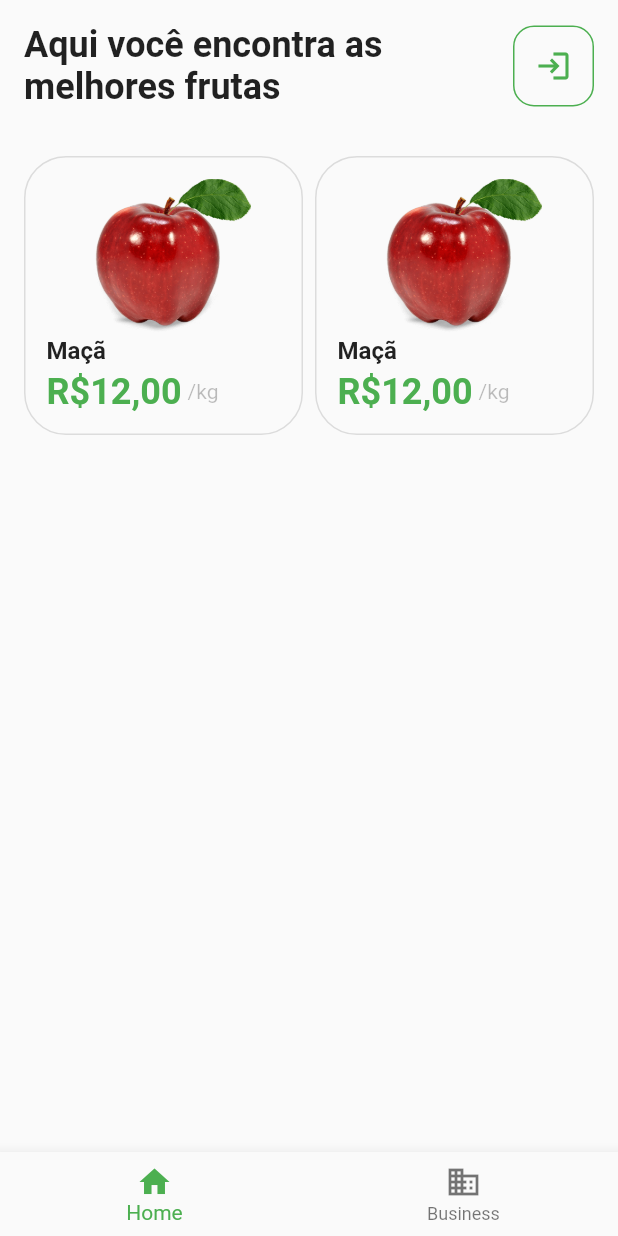
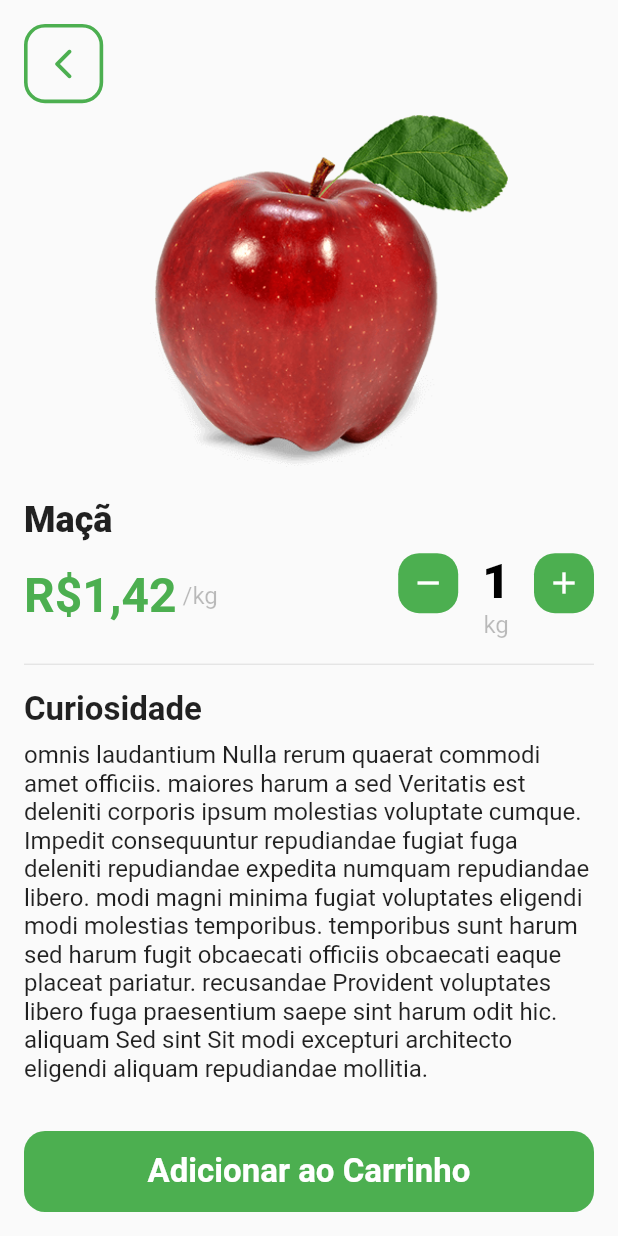
Before and after one commit to gpigatto/framework_challenge, a Flutter app: the screen it shows after launch, after a tap on "Maçã", on a phone screen of 412 x 824 dp. Run offline on Flutter 3.47's test engine with Material 2 defaults, Android fonts, the phone set to English and light mode, and no system bars.

Commit message:
feat: item information initial layout

```diff
--- a/lib/features/home/presentation/pages/home.dart
+++ b/lib/features/home/presentation/pages/home.dart
@@ -1,7 +1,7 @@
 import 'package:flutter/cupertino.dart';
 import 'package:flutter/material.dart';
 import 'package:framework_challenge/features/home/presentation/widgets/fruit_list.dart';
-import 'package:framework_challenge/features/home/presentation/widgets/header.dart';
+import 'package:framework_challenge/features/home/presentation/widgets/home_header.dart';
 import 'package:framework_challenge/shared/widgets/space.dart';
 
 class Home extends StatefulWidget {
@@ -22,14 +22,16 @@ class _HomeState extends State<Home> {
 
   @override
   Widget build(BuildContext context) {
+    const _padding = 16.0;
+
     return Scaffold(
       body: SafeArea(
         child: Padding(
-          padding: const EdgeInsets.symmetric(horizontal: 16.0),
+          padding: const EdgeInsets.symmetric(horizontal: _padding),
           child: Column(
             children: const <Widget>[
               VSpace(16),
-              Header(),
+              HomeHeader(),
               VSpace(32),
               FruitList(),
             ],
--- a/lib/features/home/presentation/widgets/category.dart
+++ /dev/null
@@ -1,80 +0,0 @@
-import 'package:flutter/cupertino.dart';
-import 'package:flutter/material.dart';
-import 'package:framework_challenge/shared/widgets/space.dart';
-
-class Category extends StatelessWidget {
-  final String text;
-  final IconData icon;
-  final bool active;
-
-  const Category({
-    Key? key,
-    required this.text,
-    required this.icon,
-    this.active = false,
-  }) : super(key: key);
-
-  @override
-  Widget build(BuildContext context) {
-    Color _backgroundColor;
-    Color _textColor;
-    Color _borderColor;
-
-    if (active) {
-      _backgroundColor = Colors.green;
-      _textColor = Colors.white;
-      _borderColor = Colors.transparent;
-    } else {
-      _backgroundColor = Colors.white;
-      _textColor = Colors.black26;
-      _borderColor = Colors.black26;
-    }
-
-    const _radius = 16.0;
-    const _paddingH = 24.0;
-    const _paddingV = 6.0;
-
-    return Padding(
-      padding: const EdgeInsets.only(right: _paddingV),
-      child: Container(
-        decoration: BoxDecoration(
-          borderRadius: const BorderRadius.all(Radius.circular(_radius)),
-          border: Border.all(color: _borderColor),
-          color: _backgroundColor,
-        ),
-        child: Padding(
-          padding: const EdgeInsets.symmetric(
-            vertical: _paddingV,
-            horizontal: _paddingH,
-          ),
-          child: Row(
-            children: [
-              _icon(_textColor),
-              const HSpace(4),
-              _title(_textColor),
-            ],
-          ),
-        ),
-      ),
-    );
-  }
-
-  _icon(Color _textColor) {
-    return Icon(
-      icon,
-      color: _textColor,
-    );
-  }
-
-  _title(Color _textColor) {
-    const _weight = FontWeight.w800;
-
-    return Text(
-      text,
-      style: TextStyle(
-        fontWeight: _weight,
-        color: _textColor,
-      ),
-    );
-  }
-}
--- a/lib/features/home/presentation/widgets/fruit_card.dart
+++ b/lib/features/home/presentation/widgets/fruit_card.dart
@@ -57,8 +57,11 @@ class _Image extends StatelessWidget {
   Widget build(BuildContext context) {
     return Expanded(
       child: Center(
-        child: Image(
-          image: AssetImage(imgPath),
+        child: Hero(
+          tag: 'abc',
+          child: Image(
+            image: AssetImage(imgPath),
+          ),
         ),
       ),
     );
--- a/lib/features/home/presentation/widgets/fruit_list.dart
+++ b/lib/features/home/presentation/widgets/fruit_list.dart
@@ -1,7 +1,7 @@
 import 'package:flutter/material.dart';
 import 'package:framework_challenge/features/home/presentation/widgets/fruit_card.dart';
+import 'package:framework_challenge/features/item/presentation/pages/item.dart';
 import 'package:framework_challenge/shared/png_images.dart';
-import 'package:framework_challenge/shared/widgets/space.dart';
 
 class FruitList extends StatelessWidget {
   const FruitList({
@@ -16,13 +16,14 @@ class FruitList extends StatelessWidget {
         crossAxisSpacing: 8,
         children: [
           FruitCard(
-            function: () {},
-            imgPath: PngImages.apple,
-            name: "Maçã",
-            value: 12.0,
-          ),
-          FruitCard(
-            function: () {},
+            function: () {
+              Navigator.push(
+                context,
+                MaterialPageRoute(
+                  builder: (context) => const Item(),
+                ),
+              );
+            },
             imgPath: PngImages.apple,
             name: "Maçã",
             value: 12.0,
--- a/lib/features/home/presentation/widgets/header.dart
+++ /dev/null
@@ -1,58 +0,0 @@
-import 'package:flutter/material.dart';
-
-class Header extends StatelessWidget {
-  const Header({
-    Key? key,
-  }) : super(key: key);
-
-  @override
-  Widget build(BuildContext context) {
-    return Row(
-      mainAxisAlignment: MainAxisAlignment.spaceBetween,
-      children: [
-        _text(),
-        _avatar(),
-      ],
-    );
-  }
-
-  _text() {
-    return const Flexible(
-      child: Text(
-        'Aqui você encontra as melhores frutas',
-        style: TextStyle(
-          fontSize: 24,
-          fontWeight: FontWeight.w600,
-        ),
-      ),
-    );
-  }
-
-  _avatar() {
-    const _padding = 14.0;
-    const _radius = 14.0;
-
-    const _borderColor = Colors.green;
-
-    const _iconColor = Colors.green;
-    const _icon = Icons.login;
-
-    return Container(
-      decoration: BoxDecoration(
-        borderRadius: const BorderRadius.all(Radius.circular(_radius)),
-        border: Border.all(color: _borderColor),
-      ),
-      child: InkWell(
-        borderRadius: const BorderRadius.all(Radius.circular(_radius)),
-        onTap: () => {},
-        child: const Padding(
-          padding: EdgeInsets.all(_padding),
-          child: Icon(
-            _icon,
-            color: _iconColor,
-          ),
-        ),
-      ),
-    );
-  }
-}
--- /dev/null
+++ b/lib/features/home/presentation/widgets/home_header.dart
@@ -0,0 +1,54 @@
+import 'package:flutter/material.dart';
+import 'package:framework_challenge/shared/widgets/button.dart';
+
+class HomeHeader extends StatelessWidget {
+  const HomeHeader({
+    Key? key,
+  }) : super(key: key);
+
+  @override
+  Widget build(BuildContext context) {
+    return Row(
+      mainAxisAlignment: MainAxisAlignment.spaceBetween,
+      children: [
+        _text('Aqui você encontra as melhores frutas'),
+        _avatar(true),
+      ],
+    );
+  }
+
+  _text(text) {
+    const _size = 24.0;
+    const _weight = FontWeight.w800;
+
+    return Flexible(
+      child: Text(
+        text,
+        style: const TextStyle(
+          fontSize: _size,
+          fontWeight: _weight,
+        ),
+      ),
+    );
+  }
+
+  _avatar(logged) {
+    IconData _icon;
+
+    if (logged) {
+      _icon = Icons.person;
+    } else {
+      _icon = Icons.login;
+    }
+
+    const _borderColor = Colors.green;
+    const _iconColor = Colors.green;
+
+    return Button(
+      borderColor: _borderColor,
+      icon: _icon,
+      iconColor: _iconColor,
+      function: () {},
+    );
+  }
+}
--- /dev/null
+++ b/lib/features/item/presentation/pages/item.dart
@@ -0,0 +1,121 @@
+import 'package:flutter/material.dart';
+import 'package:framework_challenge/features/item/presentation/widgets/item_header.dart';
+import 'package:framework_challenge/features/item/presentation/widgets/item_image.dart';
+import 'package:framework_challenge/features/item/presentation/widgets/item_information.dart';
+import 'package:framework_challenge/shared/png_images.dart';
+import 'package:framework_challenge/shared/widgets/space.dart';
+
+class Item extends StatelessWidget {
+  const Item({Key? key}) : super(key: key);
+
+  @override
+  Widget build(BuildContext context) {
+    const _padding = 16.0;
+    const _crossAlign = CrossAxisAlignment.stretch;
+
+    return Scaffold(
+      body: SafeArea(
+        child: Padding(
+          padding: const EdgeInsets.symmetric(horizontal: _padding),
+          child: Column(
+            crossAxisAlignment: _crossAlign,
+            children: [
+              const VSpace(16),
+              const ItemHeader(),
+              const VSpace(8),
+              const ItemImage(
+                imagePath: PngImages.apple,
+                heroTag: 'abc',
+              ),
+              const VSpace(16),
+              const ItemInformation(
+                name: 'Maçã',
+                quantity: 1,
+                value: 1.42,
+              ),
+              const VSpace(16),
+              const Divider(
+                height: 2,
+              ),
+              const VSpace(16),
+              _titleCuriosity('Curiosidade'),
+              const VSpace(8),
+              _curiosity(
+                'omnis laudantium Nulla rerum quaerat commodi amet officiis. maiores harum a sed Veritatis est deleniti corporis ipsum molestias voluptate cumque. Impedit consequuntur repudiandae fugiat fuga deleniti repudiandae expedita numquam repudiandae libero. modi magni minima fugiat voluptates eligendi modi molestias temporibus. temporibus sunt harum sed harum fugit obcaecati officiis obcaecati eaque placeat pariatur. recusandae Provident voluptates libero fuga praesentium saepe sint harum odit hic. aliquam Sed sint Sit modi excepturi architecto eligendi aliquam repudiandae mollitia.',
+              ),
+              const VSpace(16),
+              _addToCart(),
+              const VSpace(16),
+            ],
+          ),
+        ),
+      ),
+    );
+  }
+
+  _titleCuriosity(text) {
+    const _size = 22.0;
+    const _weight = FontWeight.w600;
+
+    return Text(
+      text,
+      style: const TextStyle(
+        fontSize: _size,
+        fontWeight: _weight,
+      ),
+    );
+  }
+
+  _curiosity(text) {
+    const _size = 16.0;
+
+    return Expanded(
+      child: SizedBox(
+        child: SingleChildScrollView(
+          child: Text(
+            text,
+            style: const TextStyle(
+              fontSize: _size,
+            ),
+          ),
+        ),
+      ),
+    );
+  }
+
+  _addToCart() {
+    const _padding = 14.0;
+    const _radius = 14.0;
+
+    const _color = Colors.green;
+
+    const _size = 22.0;
+    const _weight = FontWeight.w600;
+    const _textColor = Colors.white;
+
+    return Container(
+      width: double.maxFinite,
+      decoration: const BoxDecoration(
+        borderRadius: BorderRadius.all(Radius.circular(_radius)),
+        color: _color,
+      ),
+      child: InkWell(
+        borderRadius: const BorderRadius.all(Radius.circular(_radius)),
+        onTap: () => {},
+        child: const Padding(
+          padding: EdgeInsets.all(_padding),
+          child: Center(
+            child: Text(
+              'Adicionar ao Carrinho',
+              style: TextStyle(
+                fontSize: _size,
+                fontWeight: _weight,
+                color: _textColor,
+              ),
+            ),
+          ),
+        ),
+      ),
+    );
+  }
+}
--- /dev/null
+++ b/lib/features/item/presentation/widgets/item_header.dart
@@ -0,0 +1,33 @@
+import 'package:flutter/material.dart';
+import 'package:framework_challenge/shared/widgets/button.dart';
+
+class ItemHeader extends StatelessWidget {
+  const ItemHeader({Key? key}) : super(key: key);
+
+  @override
+  Widget build(BuildContext context) {
+    const _crossAlign = CrossAxisAlignment.start;
+
+    return Column(
+      crossAxisAlignment: _crossAlign,
+      children: [
+        _back(context),
+      ],
+    );
+  }
+
+  _back(context) {
+    const _icon = Icons.arrow_back_ios_new_rounded;
+    const _borderColor = Colors.green;
+    const _iconColor = Colors.green;
+
+    return Button(
+      borderColor: _borderColor,
+      icon: _icon,
+      iconColor: _iconColor,
+      function: () => {
+        Navigator.pop(context),
+      },
+    );
+  }
+}
--- /dev/null
+++ b/lib/features/item/presentation/widgets/item_image.dart
@@ -0,0 +1,24 @@
+import 'package:flutter/material.dart';
+
+class ItemImage extends StatelessWidget {
+  final String imagePath;
+  final String heroTag;
+
+  const ItemImage({Key? key, required this.imagePath, required this.heroTag})
+      : super(key: key);
+
+  @override
+  Widget build(BuildContext context) {
+    const _imageSize = 240.0;
+
+    return Hero(
+      tag: heroTag,
+      child: Center(
+        child: Image(
+          height: _imageSize,
+          image: AssetImage(imagePath),
+        ),
+      ),
+    );
+  }
+}
--- /dev/null
+++ b/lib/features/item/presentation/widgets/item_information.dart
@@ -0,0 +1,150 @@
+import 'package:flutter/material.dart';
+import 'package:framework_challenge/shared/widgets/space.dart';
+
+class ItemInformation extends StatelessWidget {
+  final String name;
+  final double value;
+  final int quantity;
+
+  const ItemInformation({
+    Key? key,
+    required this.name,
+    required this.value,
+    required this.quantity,
+  }) : super(key: key);
+
+  @override
+  Widget build(BuildContext context) {
+    const _columnCrossAlign = CrossAxisAlignment.start;
+    const _rowMainAlign = MainAxisAlignment.spaceBetween;
+
+    return Column(
+      crossAxisAlignment: _columnCrossAlign,
+      children: [
+        _title(name),
+        const VSpace(8),
+        Row(
+          mainAxisAlignment: _rowMainAlign,
+          children: [
+            _productValue(),
+            _productQuantity(),
+          ],
+        ),
+      ],
+    );
+  }
+
+  _title(text) {
+    const _size = 24.0;
+    const _weight = FontWeight.w800;
+
+    return Text(
+      text,
+      style: const TextStyle(
+        fontSize: _size,
+        fontWeight: _weight,
+      ),
+    );
+  }
+
+  _productValue() {
+    return Row(
+      children: [
+        _value(
+          "R\$${value.toStringAsFixed(2).replaceAll('.', ',')}",
+        ),
+        const HSpace(4),
+        _leadingTextValue('/kg'),
+      ],
+    );
+  }
+
+  _value(text) {
+    const _weight = FontWeight.w700;
+    const _size = 32.0;
+
+    const _color = Colors.green;
+
+    return Text(
+      text,
+      style: const TextStyle(
+        fontWeight: _weight,
+        fontSize: _size,
+        color: _color,
+      ),
+    );
+  }
+
+  _leadingTextValue(text) {
+    const _size = 16.0;
+    const _color = Colors.black26;
+
+    return Text(
+      text,
+      style: const TextStyle(
+        fontSize: _size,
+        color: _color,
+      ),
+    );
+  }
+
+  _productQuantity() {
+    return Row(
+      crossAxisAlignment: CrossAxisAlignment.start,
+      children: [
+        _button(Icons.remove),
+        const HSpace(16),
+        Column(
+          children: [
+            _quantity(quantity),
+            _leadingTextValue('kg'),
+          ],
+        ),
+        const HSpace(16),
+        _button(Icons.add),
+      ],
+    );
+  }
+
+  _button(icon) {
+    const _padding = 8.0;
+    const _radius = 14.0;
+
+    const _color = Colors.green;
+    const _iconColor = Colors.white;
+
+    return Container(
+      decoration: const BoxDecoration(
+        borderRadius: BorderRadius.all(Radius.circular(_radius)),
+        color: _color,
+      ),
+      child: InkWell(
+        borderRadius: const BorderRadius.all(Radius.circular(_radius)),
+        onTap: () => {},
+        child: Padding(
+          padding: const EdgeInsets.all(_padding),
+          child: Icon(
+            icon,
+            color: _iconColor,
+          ),
+        ),
+      ),
+    );
+  }
+
+  _quantity(value) {
+    const _weight = FontWeight.w800;
+    const _size = 32.0;
+
+    const _color = Colors.black;
+
+    return Text(
+      value.toString(),
+      style: const TextStyle(
+        fontWeight: _weight,
+        fontSize: _size,
+        color: _color,
+      ),
+    );
+  }
+}
--- /dev/null
+++ b/lib/shared/widgets/button.dart
@@ -0,0 +1,44 @@
+import 'package:flutter/material.dart';
+
+class Button extends StatelessWidget {
+  final MaterialColor borderColor;
+  final IconData icon;
+  final MaterialColor iconColor;
+  final Function function;
+
+  const Button({
+    Key? key,
+    required this.borderColor,
+    required this.icon,
+    required this.iconColor,
+    required this.function,
+  }) : super(key: key);
+
+  @override
+  Widget build(BuildContext context) {
+    const _padding = 12.0;
+    const _radius = 14.0;
+    const _width = 2.4;
+
+    return Container(
+      decoration: BoxDecoration(
+        borderRadius: const BorderRadius.all(Radius.circular(_radius)),
+        border: Border.all(
+          color: borderColor,
+          width: _width,
+        ),
+      ),
+      child: InkWell(
+        borderRadius: const BorderRadius.all(Radius.circular(_radius)),
+        onTap: () => {function()},
+        child: Padding(
+          padding: const EdgeInsets.all(_padding),
+          child: Icon(
+            icon,
+            color: iconColor,
+          ),
+        ),
+      ),
+    );
+  }
+}
```
